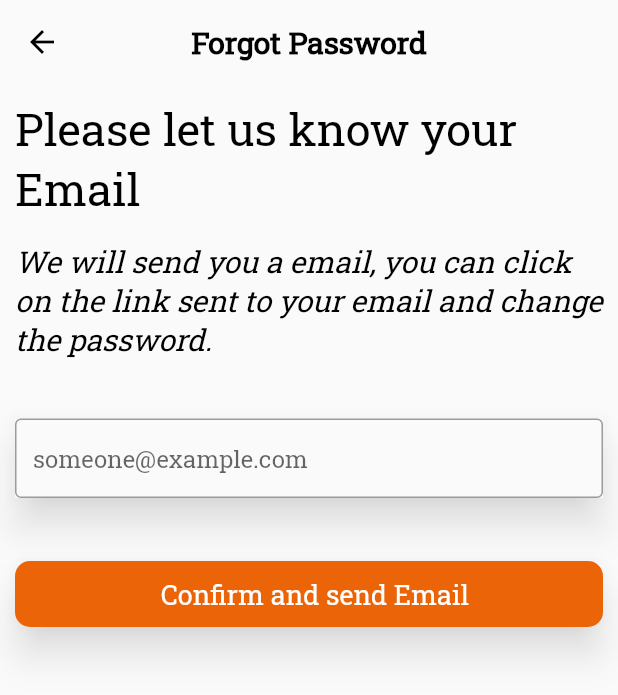
After one commit to Sarthak-ONS/orely-booking-app, a Flutter app: the ForgotPasswordScreen screen opened by its route, on a phone screen of 412 x 824 dp. The commit adds this screen. Shown: the top 695 px of the screen. Run offline on Flutter 3.47's test engine with Material 2 defaults, Android fonts, the phone set to English and light mode, and no system bars; our stand-ins replace cloud_firestore, firebase_auth, firebase_core, google_sign_in; accounts and stored records are empty.

Commit message:
Added Forgot Password Feature

```diff
--- a/analysis_options.yaml
+++ b/analysis_options.yaml
@@ -22,7 +22,7 @@ linter:
   # `// ignore_for_file: name_of_lint` syntax on the line or in the file
   # producing the lint.
   rules:
-    # avoid_print: false  # Uncomment to disable the `avoid_print` rule
+    avoid_print: false  # Uncomment to disable the `avoid_print` rule
     # prefer_single_quotes: true  # Uncomment to enable the `prefer_single_quotes` rule
 
 # Additional information about this file can be found at
--- /dev/null
+++ b/lib/Screens/forgot_password_screen.dart
@@ -0,0 +1,126 @@
+import 'package:bookingapp/Widgets/custom_text_field.dart';
+import 'package:flutter/material.dart';
+
+import '../Services/firebase_auth_api.dart';
+import '../appp_colors.dart';
+
+class ForgotPasswordScreen extends StatefulWidget {
+  const ForgotPasswordScreen({Key? key}) : super(key: key);
+
+  @override
+  State<ForgotPasswordScreen> createState() => _ForgotPasswordScreenState();
+}
+
+class _ForgotPasswordScreenState extends State<ForgotPasswordScreen> {
+  TextEditingController? _emailController;
+
+  @override
+  void initState() {
+    _emailController = TextEditingController();
+    super.initState();
+  }
+
+  @override
+  Widget build(BuildContext context) {
+    return Scaffold(
+      appBar: AppBar(
+        leading: IconButton(
+          icon: const Icon(
+            Icons.arrow_back,
+            color: Colors.black,
+          ),
+          onPressed: () {
+            Navigator.pop(context);
+          },
+        ),
+        centerTitle: true,
+        title: const Text(
+          'Forgot Password',
+          style: TextStyle(
+            color: Colors.black,
+            fontWeight: FontWeight.bold,
+          ),
+        ),
+        elevation: 0,
+        backgroundColor: Colors.transparent,
+      ),
+      body: Container(
+        padding: const EdgeInsets.symmetric(
+          horizontal: 10.0,
+        ),
+        child: Column(
+          crossAxisAlignment: CrossAxisAlignment.stretch,
+          children: [
+            const SizedBox(
+              height: 10,
+            ),
+            const Text(
+              'Please let us know your Email',
+              style: TextStyle(
+                color: Colors.black,
+                fontWeight: FontWeight.w400,
+                fontSize: 30,
+              ),
+            ),
+            const SizedBox(
+              height: 15,
+            ),
+            const Text(
+              'We will send you a email, you can click on the link sent to your email and change the password.',
+              style: TextStyle(
+                color: Colors.black,
+                fontWeight: FontWeight.w400,
+                fontStyle: FontStyle.italic,
+                fontSize: 20,
+              ),
+            ),
+            const SizedBox(
+              height: 40,
+            ),
+            CustomTextFormField(emailController: _emailController),
+            const SizedBox(
+              height: 40,
+            ),
+            ElevatedButton.icon(
+              icon: Container(),
+              style: ElevatedButton.styleFrom(
+                shadowColor: Colors.black54,
+                elevation: 10,
+                primary: AppColors.primayColor,
+                shape: RoundedRectangleBorder(
+                  borderRadius: BorderRadius.circular(10.0),
+                ),
+                padding: const EdgeInsets.symmetric(vertical: 10),
+              ),
+              onPressed: () async {
+                if (_emailController!.text.isEmpty) {
+                  ScaffoldMessenger.of(context).showSnackBar(
+                    const SnackBar(
+                      behavior: SnackBarBehavior.floating,
+                      content: Text(
+                        'Please enter a email',
+                      ),
+                    ),
+                  );
+                  return;
+                }
+                print('Start Login with email and password');
+                await FirebaseAuthApi()
+                    .forgotPassword(context, email: _emailController!.text);
+                print("Completed Signing in with Email and Password");
+              },
+              label: const Text(
+                'Confirm and send Email',
+                style: TextStyle(
+                  color: Colors.white,
+                  fontSize: 18,
+                  fontWeight: FontWeight.w300,
+                ),
+              ),
+            )
+          ],
+        ),
+      ),
+    );
+  }
+}
--- a/lib/Screens/initial_screen.dart
+++ b/lib/Screens/initial_screen.dart
@@ -69,7 +69,7 @@ class _InitialScreenState extends State<InitialScreen> {
                   padding: const EdgeInsets.symmetric(vertical: 15),
                 ),
                 onPressed: () {
-                  Navigator.pushNamed(context, '/home');
+                  Navigator.pushNamed(context, '/login');
                 },
                 label: const Text(
                   'Get Started',
--- a/lib/Screens/login_screen.dart
+++ b/lib/Screens/login_screen.dart
@@ -66,9 +66,15 @@ class _LoginScreenState extends State<LoginScreen> {
               const SizedBox(
                 height: 10.0,
               ),
-              const Text(
-                'Forgot Password?',
-                textAlign: TextAlign.end,
+              GestureDetector(
+                onTap: () async {
+                  print("Start custom Password Forgot Function");
+                  Navigator.pushNamed(context, '/forgotPassword');
+                },
+                child: const Text(
+                  'Forgot Password?',
+                  textAlign: TextAlign.end,
+                ),
               ),
               const SizedBox(
                 height: 10.0,
@@ -91,6 +97,7 @@ class _LoginScreenState extends State<LoginScreen> {
                     email: _emailController!.text,
                     password: _passwordController!.text,
                   );
+                  print("Completed Signing in with Email and Password");
                 },
                 label: const Text(
                   'Login',
--- a/lib/route_generator.dart
+++ b/lib/route_generator.dart
@@ -1,3 +1,4 @@
+import 'package:bookingapp/Screens/forgot_password_screen.dart';
 import 'package:bookingapp/Screens/home_screens.dart';
 import 'package:bookingapp/Screens/initial_screen.dart';
 import 'package:bookingapp/Screens/login_screen.dart';
@@ -14,6 +15,8 @@ class RouteGenerator {
         return getMaterialPageRoute(const InitialScreen());
       case '/login':
         return getMaterialPageRoute(const LoginScreen());
+      case '/forgotPassword':
+        return getMaterialPageRoute(const ForgotPasswordScreen());
       case '/signup':
         return getMaterialPageRoute(const SignupScreen());
       case '/home':
--- a/pubspec.yaml
+++ b/pubspec.yaml
@@ -40,6 +40,7 @@ dependencies:
   intl:
   cloud_firestore:
   google_sign_in:
+  http:
 
 dependency_overrides:
   firebase_core_platform_interface: 4.5.1
```
Also changed, not shown: lib/Screens/home_screens.dart (+83 -2 lines), lib/Screens/room_description_screen.dart (+14 -2 lines), lib/Services/email_service.dart (added, +13 -0 lines), lib/Services/firebase_auth_api.dart (+72 -4 lines), pubspec.lock.
